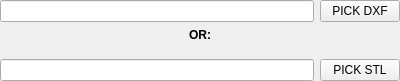
First picture: the form in keybuilder/dxforstlfilepicker.ui, repository QtWorks/keymanager, before the edit.
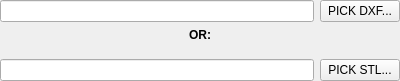
Second picture: the form after the edit.

The edit to the form file:
```diff
--- a/keybuilder/dxforstlfilepicker.ui
+++ b/keybuilder/dxforstlfilepicker.ui
@@ -36,7 +36,7 @@
        <item>
         <widget class="QPushButton" name="selectSTLButton">
          <property name="text">
-          <string>PICK STL</string>
+          <string>PICK STL...</string>
          </property>
         </widget>
        </item>
@@ -56,7 +56,7 @@
          <item>
           <widget class="QPushButton" name="selectDXFButton">
            <property name="text">
-            <string>PICK DXF</string>
+            <string>PICK DXF...</string>
            </property>
           </widget>
          </item>
```
